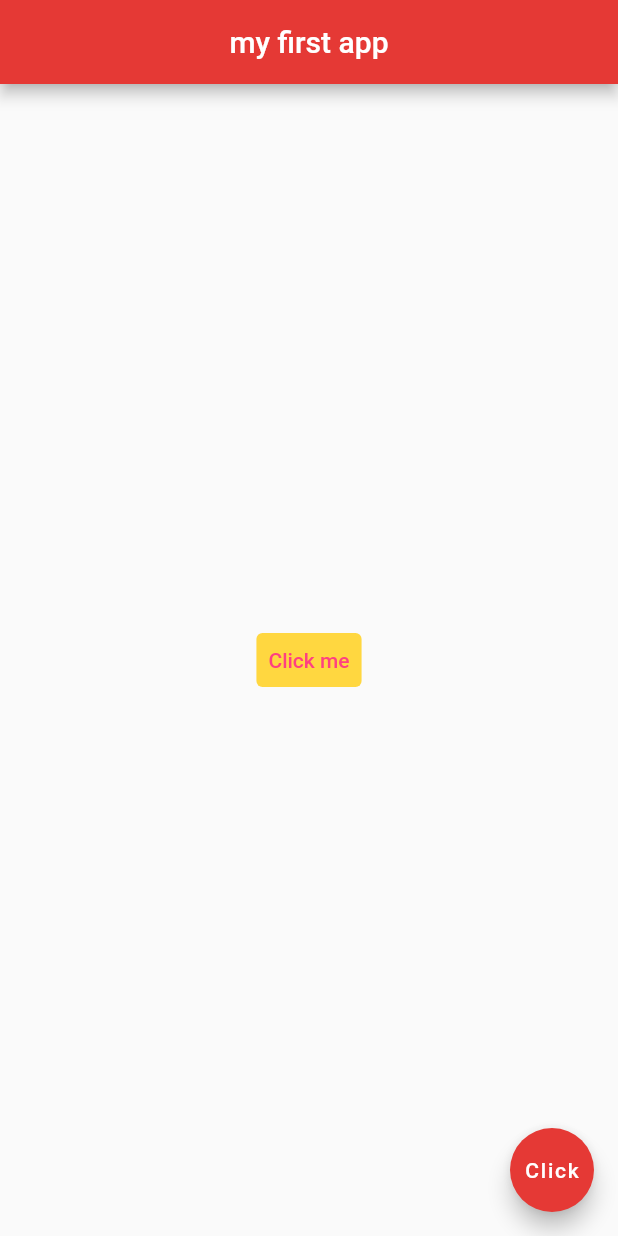
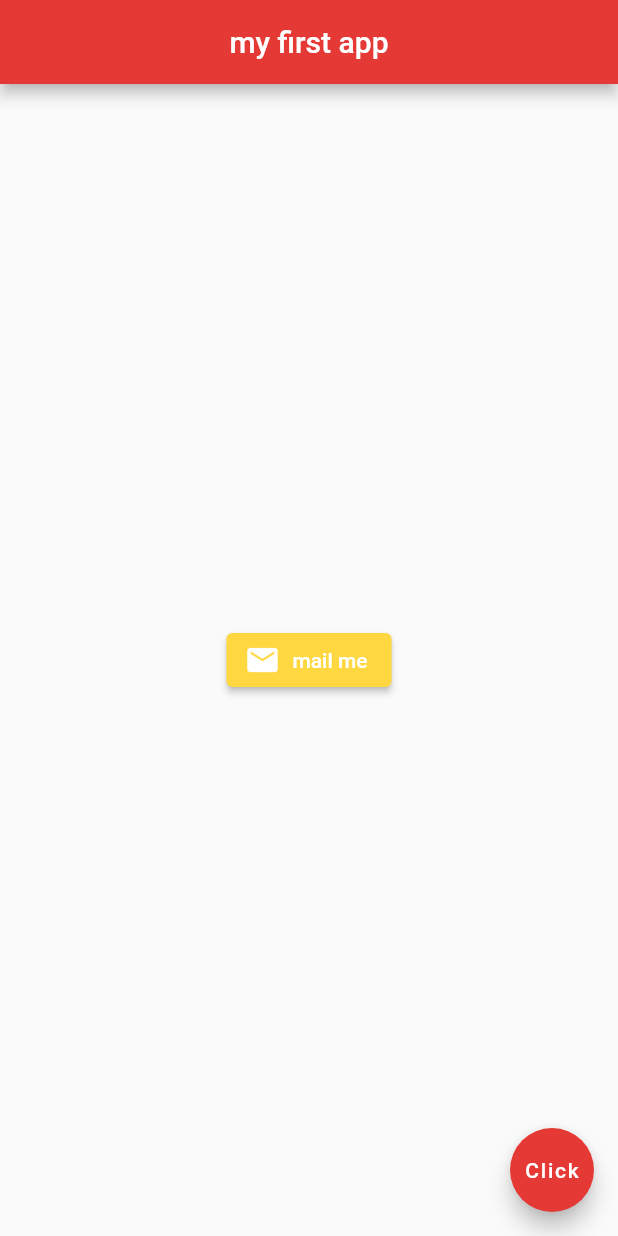
Before and after one commit to nabeelamaham/flutter, a Flutter app: the screen it shows after launch, on a phone screen of 412 x 824 dp. Run offline on Flutter 3.47's test engine with Material 2 defaults, Android fonts, the light colour scheme and no system bars.

Commit message:
Evelated icon btn  o/p

```diff
--- a/scoffold_appbar_widgets/lib/main.dart
+++ b/scoffold_appbar_widgets/lib/main.dart
@@ -16,7 +16,16 @@ class Home extends StatelessWidget {
           backgroundColor: Colors.red[600],
         ),
         body: Center(
-            child: TextButton(
+          child: ElevatedButton.icon(
+            style: ElevatedButton.styleFrom(
+              backgroundColor: Colors.amberAccent,
+            ),
+            onPressed: () {},
+            icon: Icon(Icons.mail),
+            label: Text('mail me'),
+          ),
+        ),
+        /* child: TextButton(
           style: TextButton.styleFrom(
             primary: Colors.pinkAccent,
             backgroundColor: Colors.amberAccent,
@@ -27,7 +36,7 @@ class Home extends StatelessWidget {
           },
           child: Text('Click me'),
         )),
-
+*/
         /*Icon(
         Icons.airport_shuttle,
         color:Colors.cyanAccent,
```
